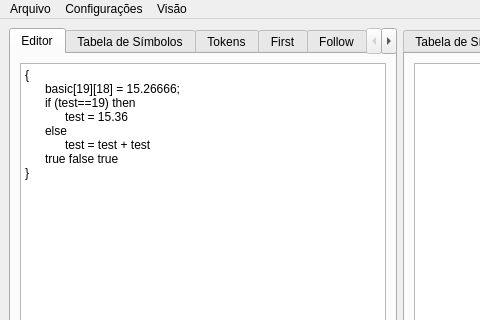
Dsbaule/AnaliseLexicaESintatica, file mainWindow.ui: the form before one commit; both pictures show x 0 to 480 and y 0 to 320 of the 800 by 600 pixel window.
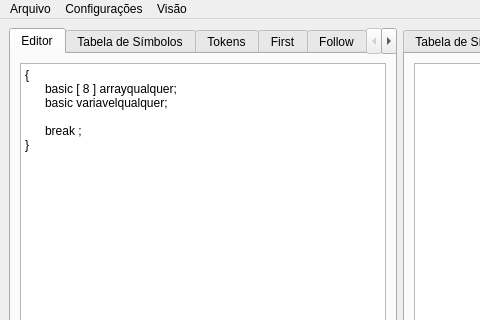
The form after the commit.

Patch:
```diff
--- a/mainWindow.ui
+++ b/mainWindow.ui
@@ -29,12 +29,10 @@
          <widget class="QPlainTextEdit" name="plainTextEditEditor">
           <property name="plainText">
            <string>{
-	basic[19][18] = 15.26666;
-	if (test==19) then
-		test = 15.36
-	else
-		test = test + test
-	true false true
+	basic [ 8 ] arrayqualquer;
+	basic variavelqualquer; 
+
+	break ;
 }</string>
           </property>
           <property name="tabStopWidth">
```
